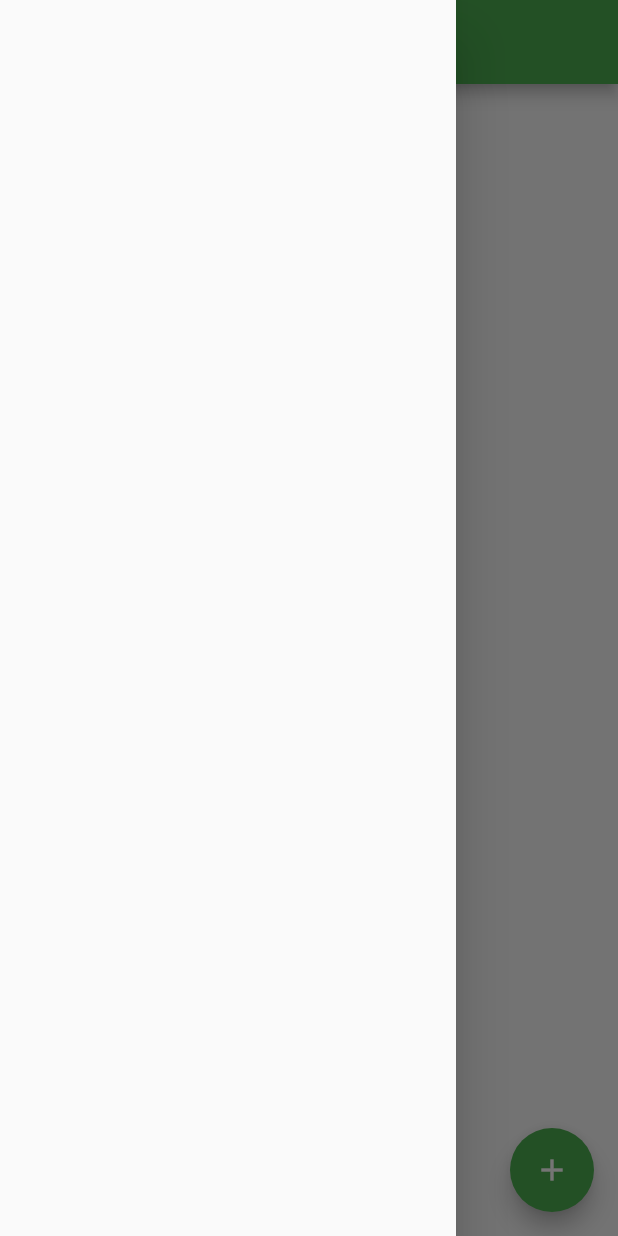
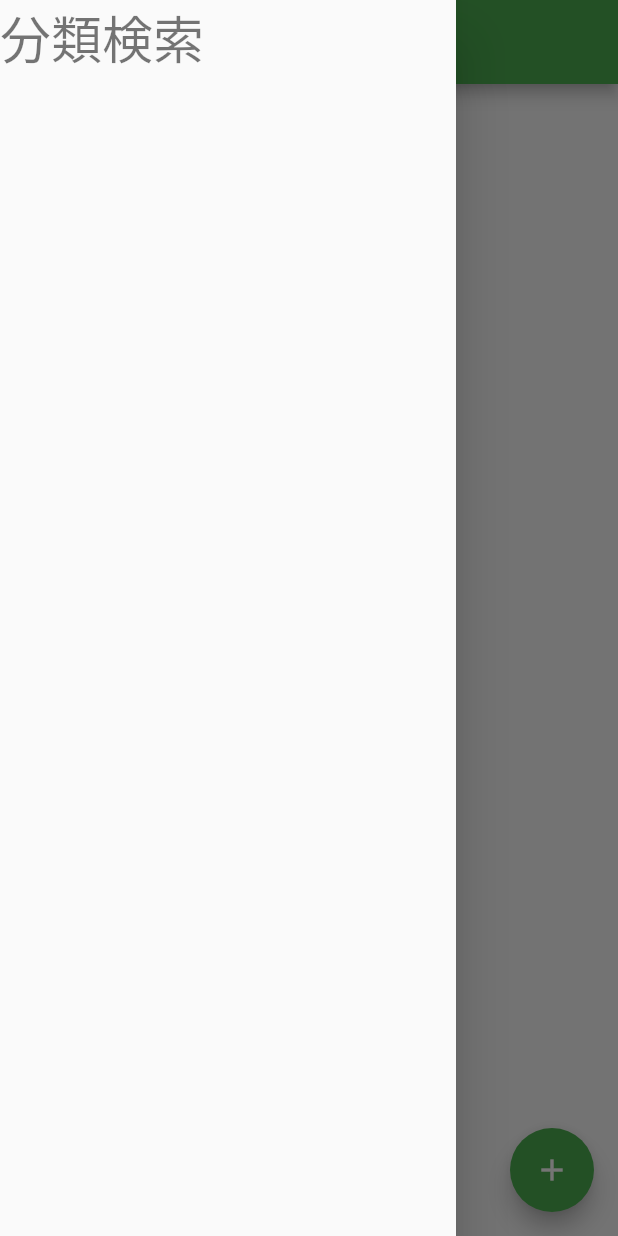
Before and after one commit to Yuma-Satake/testFlutterApp, a Flutter app: the screen it shows after launch, with the side drawer open, on a phone screen of 412 x 824 dp. Run offline on Flutter 3.47's test engine with Material 2 defaults, Android fonts, the phone set to English and light mode, and no system bars.

Commit message:
drawer内のアイテム追加

```diff
--- a/testflutter/lib/main.dart
+++ b/testflutter/lib/main.dart
@@ -65,7 +65,12 @@ class _MyHomePageState extends State<MyHomePage> {
         tooltip: 'Increment',
         child: const Icon(Icons.add),
       ),
-      drawer: Drawer(),
+      drawer: Drawer(
+        child: (Text(
+          '分類検索',
+          style: Theme.of(context).textTheme.headline4,
+        )),
+      ),
     );
   }
 }
```
